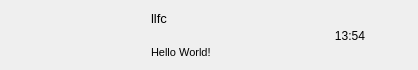
Above: client/llfcchat/chatuserwid.ui from xiegd/chat before the change. Below: the same form after it.
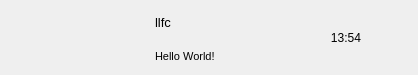
That is the form after the change.

```diff
--- a/client/llfcchat/chatuserwid.ui
+++ b/client/llfcchat/chatuserwid.ui
@@ -7,19 +7,19 @@
     <x>0</x>
     <y>0</y>
     <width>418</width>
-    <height>70</height>
+    <height>75</height>
    </rect>
   </property>
   <property name="minimumSize">
    <size>
     <width>0</width>
-    <height>70</height>
+    <height>75</height>
    </size>
   </property>
   <property name="maximumSize">
    <size>
     <width>16777215</width>
-    <height>70</height>
+    <height>75</height>
    </size>
   </property>
   <property name="windowTitle">
@@ -120,13 +120,13 @@
     <widget class="QWidget" name="user_info_wid" native="true">
      <property name="minimumSize">
       <size>
-       <width>0</width>
+       <width>120</width>
        <height>0</height>
       </size>
      </property>
      <property name="maximumSize">
       <size>
-       <width>130</width>
+       <width>120</width>
        <height>16777215</height>
       </size>
      </property>
@@ -135,16 +135,28 @@
        <number>2</number>
       </property>
       <property name="topMargin">
-       <number>2</number>
+       <number>5</number>
       </property>
       <property name="rightMargin">
        <number>2</number>
       </property>
       <property name="bottomMargin">
-       <number>2</number>
+       <number>5</number>
       </property>
       <item>
        <widget class="QLabel" name="user_name_lb">
+        <property name="minimumSize">
+         <size>
+          <width>0</width>
+          <height>30</height>
+         </size>
+        </property>
+        <property name="maximumSize">
+         <size>
+          <width>16777215</width>
+          <height>30</height>
+         </size>
+        </property>
         <property name="font">
          <font>
           <pointsize>10</pointsize>
@@ -157,10 +169,16 @@
       </item>
       <item>
        <widget class="QLabel" name="user_chat_lb">
+        <property name="minimumSize">
+         <size>
+          <width>0</width>
+          <height>30</height>
+         </size>
+        </property>
         <property name="maximumSize">
          <size>
           <width>130</width>
-          <height>16777215</height>
+          <height>30</height>
          </size>
         </property>
         <property name="font">
```
